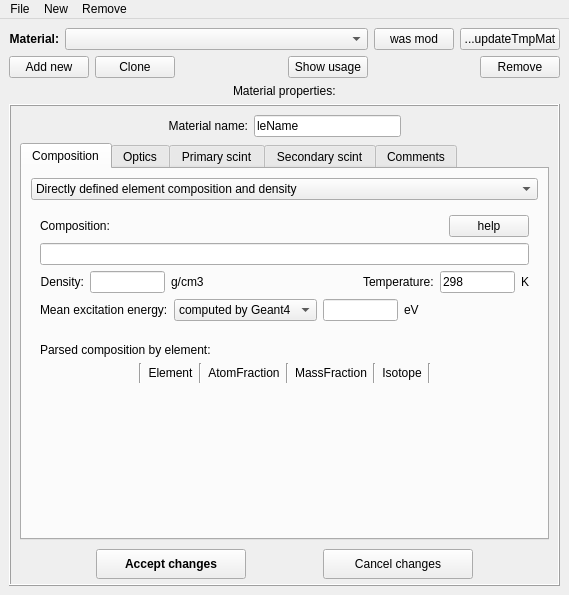
Qt form ants3bundle/src/ants3/gui/materials/amatwin.ui (andrmor/ANTS3bundle) before a commit.
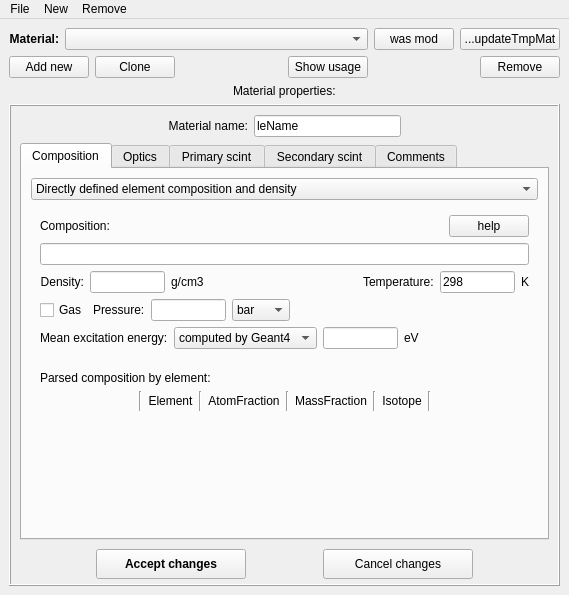
The same form after that commit.

Commit message: start work on possibility to define gas pressure instead of density

Patch:
```diff
--- a/ants3bundle/src/ants3/gui/materials/amatwin.ui
+++ b/ants3bundle/src/ants3/gui/materials/amatwin.ui
@@ -391,6 +391,74 @@
                  </item>
                 </layout>
                </item>
+               <item>
+                <layout class="QHBoxLayout" name="horizontalLayout_16">
+                 <property name="topMargin">
+                  <number>0</number>
+                 </property>
+                 <item>
+                  <widget class="QCheckBox" name="cbGas">
+                   <property name="text">
+                    <string>Gas</string>
+                   </property>
+                  </widget>
+                 </item>
+                 <item>
+                  <widget class="QLabel" name="labPressure">
+                   <property name="text">
+                    <string>Pressure:</string>
+                   </property>
+                  </widget>
+                 </item>
+                 <item>
+                  <widget class="QLineEdit" name="ledPressure">
+                   <property name="maximumSize">
+                    <size>
+                     <width>75</width>
+                     <height>16777215</height>
+                    </size>
+                   </property>
+                  </widget>
+                 </item>
+                 <item>
+                  <widget class="QComboBox" name="cobPressureUnits">
+                   <item>
+                    <property name="text">
+                     <string>bar</string>
+                    </property>
+                   </item>
+                   <item>
+                    <property name="text">
+                     <string>mbar</string>
+                    </property>
+                   </item>
+                   <item>
+                    <property name="text">
+                     <string>hPa</string>
+                    </property>
+                   </item>
+                   <item>
+                    <property name="text">
+                     <string>Torr</string>
+                    </property>
+                   </item>
+                  </widget>
+                 </item>
+                 <item>
+                  <spacer name="horizontalSpacer">
+                   <property name="orientation">
+                    <enum>Qt::Horizontal</enum>
+                   </property>
+                   <property name="sizeHint" stdset="0">
+                    <size>
+                     <width>40</width>
+                     <height>20</height>
+                    </size>
+                   </property>
+                  </spacer>
+                 </item>
+                </layout>
+               </item>
                <item>
                 <layout class="QHBoxLayout" name="horizontalLayout_14">
                  <property name="topMargin">
```
Left out of the diff: 104 changed lines with no effect on the pictures. The commit also changes 4 other files.
